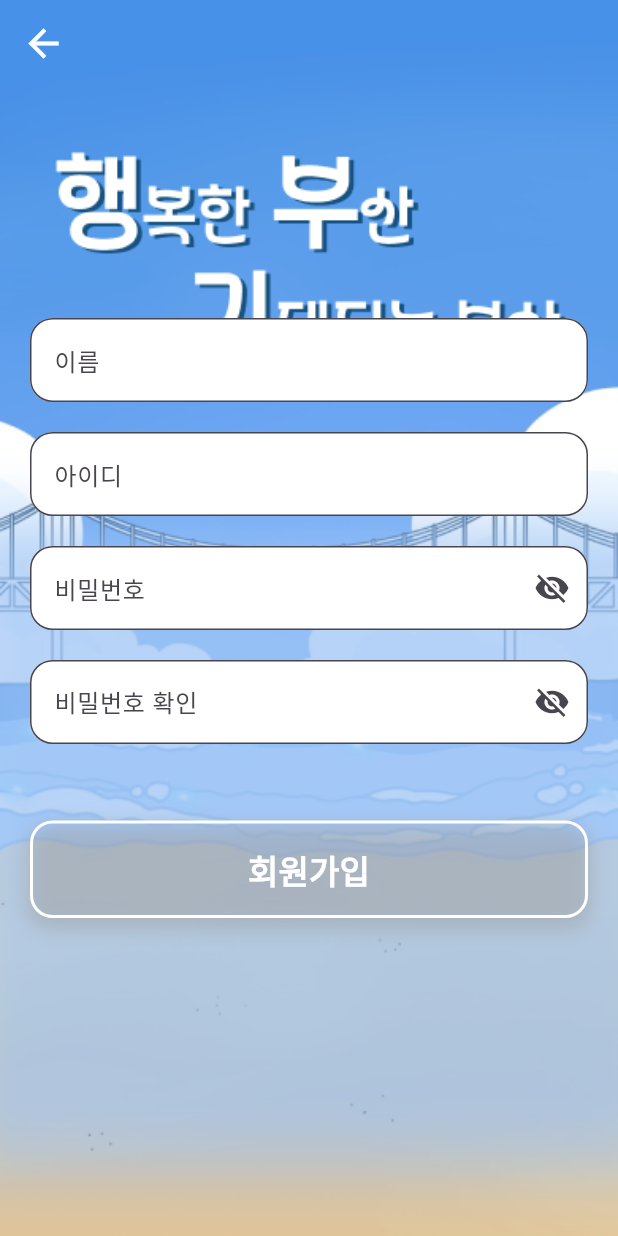
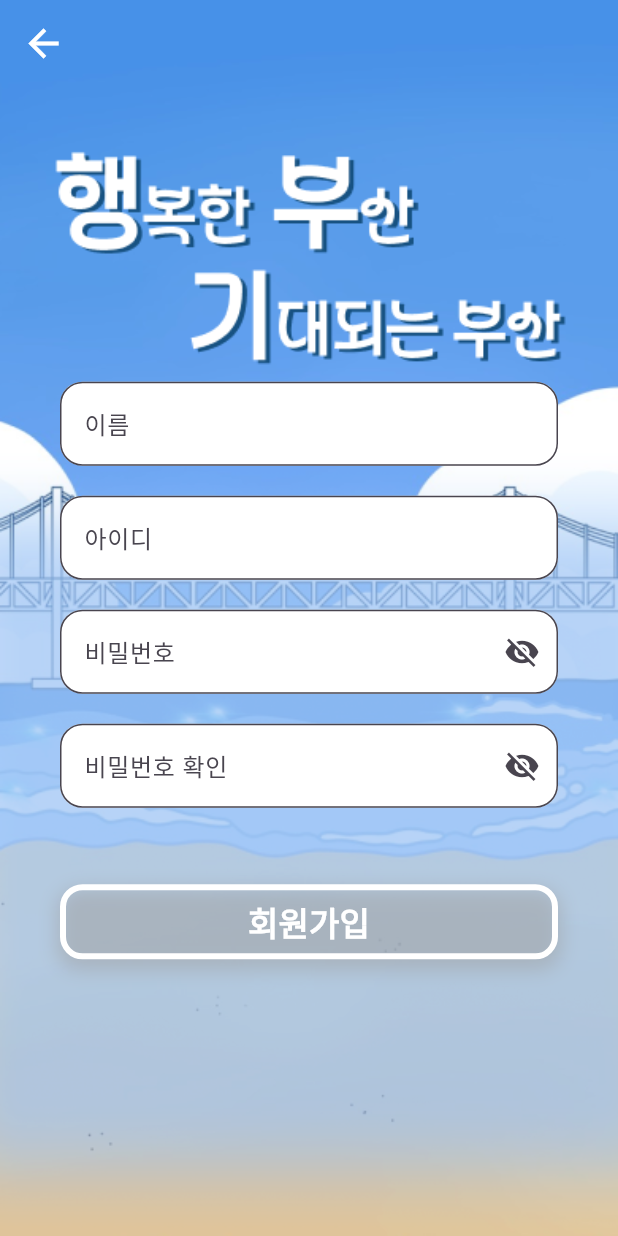
Before and after one commit to junseok42/dive2024, a Flutter app: the screen it shows after launch, after a tap on "회원가입", on a phone screen of 412 x 824 dp. Run offline on Flutter 3.47's test engine with Material 3 defaults, Android fonts, the phone set to English and light mode, and no system bars; our stand-ins replace flutter_dotenv, get, shared_preferences; network calls fail.

Commit message:
login, signup 디테일 수정

```diff
--- a/frontend/lib/router/main_router.dart
+++ b/frontend/lib/router/main_router.dart
@@ -1,5 +1,5 @@
 import 'package:flutter/material.dart';
-import 'package:frontend/view/loading_page/loading_page_page.dart';
+import 'package:frontend/view/no_use/loading_page_page.dart';
 import 'package:frontend/view/login_page/login_page.dart';
 import 'package:frontend/view/login_page/myinfo_page.dart';
 import 'package:frontend/view/login_page/signup_page.dart';
--- a/frontend/lib/view/login_page/login_page.dart
+++ b/frontend/lib/view/login_page/login_page.dart
@@ -8,12 +8,11 @@ class LoginPageView extends StatelessWidget {
 
   @override
   Widget build(BuildContext context) {
-    final double statusBarHeight = MediaQuery.of(context).padding.top;
     precacheImage(AssetImage('assets/photo/login_image.png'), context);
 
     return Scaffold(
       backgroundColor: Colors.white,
-      resizeToAvoidBottomInset: true, // 키보드가 올라올 때 화면 자동 조정
+      resizeToAvoidBottomInset: false, // 키보드가 올라올 때 화면 자동 조정
       body: Stack(
         children: [
           // 배경 이미지 고정
@@ -23,26 +22,12 @@ class LoginPageView extends StatelessWidget {
                 image: DecorationImage(
                   image: AssetImage('assets/photo/login_image.png'),
                   alignment: Alignment.topCenter,
-                  fit: BoxFit.cover,
+                  fit: BoxFit.fitWidth,
                 ),
               ),
             ),
           ),
           // 뒤로 가기 버튼
-          Positioned(
-            top: statusBarHeight + 5, // 상단 여백 (상태바 고려)
-            left: 5, // 좌측 여백
-            child: IconButton(
-              icon: Icon(
-                (Icons.arrow_back),
-                color: Colors.white,
-                size: 30,
-              ),
-              onPressed: () {
-                Get.back(); // 뒤로 가기 동작
-              },
-            ),
-          ),
           // 다른 UI 요소를 스크롤 가능하게 설정
           ConstrainedBox(
             constraints: BoxConstraints(
@@ -50,11 +35,12 @@ class LoginPageView extends StatelessWidget {
             ),
             child: IntrinsicHeight(
               child: Padding(
-                padding: EdgeInsets.symmetric(horizontal: 20.0),
+                padding: EdgeInsets.symmetric(horizontal: 40.0),
                 child: Column(
                   mainAxisAlignment: MainAxisAlignment.center,
                   children: [
                     Spacer(), // 빈 공간 채우기
+                    SizedBox(height: 20),
                     TextField(
                       controller: controller.idTextController,
                       decoration: InputDecoration(
@@ -63,6 +49,10 @@ class LoginPageView extends StatelessWidget {
                         fillColor: Colors.white, // 텍스트 필드 배경색
                         border: OutlineInputBorder(
                           borderRadius: BorderRadius.circular(15.0),
+                          borderSide: BorderSide(
+                            color: Colors.white, // 기본 테두리 색상
+                            width: 1.0, // 테두리 두께
+                          ),
                         ),
                       ),
                     ),
@@ -77,6 +67,10 @@ class LoginPageView extends StatelessWidget {
                             fillColor: Colors.white,
                             border: OutlineInputBorder(
                               borderRadius: BorderRadius.circular(15.0),
+                              borderSide: BorderSide(
+                                color: Colors.white, // 기본 테두리 색상
+                                width: 1.0, // 테두리 두께
+                              ),
                             ),
                             suffixIcon: IconButton(
                               icon: Icon(
@@ -107,6 +101,7 @@ class LoginPageView extends StatelessWidget {
                               color: Colors.white,
                               fontSize: 16,
                               decoration: TextDecoration.underline,
+                              decorationColor: Colors.white,
                             ),
                           ),
                         ),
@@ -127,7 +122,7 @@ class LoginPageView extends StatelessWidget {
 Widget loginButton(LoginController controller) {
   return SizedBox(
     width: double.infinity, // 버튼이 가로 전체 차지
-    height: 65,
+    height: 50,
     child: Container(
       decoration: BoxDecoration(
         borderRadius: BorderRadius.circular(15.0), // 버튼의 모서리를 둥글게 설정
@@ -148,8 +143,8 @@ Widget loginButton(LoginController controller) {
           shape: RoundedRectangleBorder(
             borderRadius: BorderRadius.circular(15.0), // 테두리 둥글게
           ),
-          side: BorderSide(color: Colors.white, width: 2.0), // 흰색 테두리
-          padding: EdgeInsets.symmetric(horizontal: 24.0, vertical: 15.0),
+          side: BorderSide(color: Colors.white, width: 4.0), // 흰색 테두리
+          padding: EdgeInsets.symmetric(horizontal: 24.0, vertical: 5.0),
           backgroundColor: Colors.transparent, // 배경 투명
         ),
         child: Text(
--- a/frontend/lib/view/login_page/signup_page.dart
+++ b/frontend/lib/view/login_page/signup_page.dart
@@ -50,11 +50,12 @@ class SignUpPage extends StatelessWidget {
             ),
             child: IntrinsicHeight(
               child: Padding(
-                padding: EdgeInsets.symmetric(horizontal: 20.0),
+                padding: EdgeInsets.symmetric(horizontal: 40.0),
                 child: Column(
                   mainAxisAlignment: MainAxisAlignment.center,
                   children: [
                     Spacer(), // 빈 공간 채우기
+                    SizedBox(height: 70),
                     TextField(
                       controller: controller.nameTextController,
                       decoration: InputDecoration(
@@ -63,6 +64,10 @@ class SignUpPage extends StatelessWidget {
                         fillColor: Colors.white, // 텍스트 필드 배경색
                         border: OutlineInputBorder(
                           borderRadius: BorderRadius.circular(15.0),
+                          borderSide: BorderSide(
+                            color: Colors.white, // 기본 테두리 색상
+                            width: 1.0, // 테두리 두께
+                          ),
                         ),
                       ),
                     ),
@@ -75,6 +80,10 @@ class SignUpPage extends StatelessWidget {
                         fillColor: Colors.white, // 텍스트 필드 배경색
                         border: OutlineInputBorder(
                           borderRadius: BorderRadius.circular(15.0),
+                          borderSide: BorderSide(
+                            color: Colors.white, // 기본 테두리 색상
+                            width: 1.0, // 테두리 두께
+                          ),
                         ),
                       ),
                     ),
@@ -89,6 +98,10 @@ class SignUpPage extends StatelessWidget {
                             fillColor: Colors.white,
                             border: OutlineInputBorder(
                               borderRadius: BorderRadius.circular(15.0),
+                              borderSide: BorderSide(
+                                color: Colors.white, // 기본 테두리 색상
+                                width: 1.0, // 테두리 두께
+                              ),
                             ),
                             suffixIcon: IconButton(
                               icon: Icon(
@@ -114,6 +127,10 @@ class SignUpPage extends StatelessWidget {
                             fillColor: Colors.white,
                             border: OutlineInputBorder(
                               borderRadius: BorderRadius.circular(15.0),
+                              borderSide: BorderSide(
+                                color: Colors.white, // 기본 테두리 색상
+                                width: 1.0, // 테두리 두께
+                              ),
                             ),
                             suffixIcon: IconButton(
                               icon: Icon(
@@ -136,7 +153,7 @@ class SignUpPage extends StatelessWidget {
                           style: TextStyle(color: Colors.red),
                         )),
                     SizedBox(height: 10),
-                    loginButton(controller), // 회원가입 버튼 추가
+                    signupButton(controller), // 회원가입 버튼 추가
                     Spacer(), // 아래쪽 빈 공간 채우기
                   ],
                 ),
@@ -149,10 +166,10 @@ class SignUpPage extends StatelessWidget {
   }
 }
 
-Widget loginButton(SignupController controller) {
+Widget signupButton(SignupController controller) {
   return SizedBox(
     width: double.infinity, // 버튼이 가로 전체 차지
-    height: 65,
+    height: 50,
     child: Container(
       decoration: BoxDecoration(
         borderRadius: BorderRadius.circular(15.0), // 버튼의 모서리를 둥글게 설정
@@ -175,8 +192,8 @@ Widget loginButton(SignupController controller) {
           shape: RoundedRectangleBorder(
             borderRadius: BorderRadius.circular(15.0), // 테두리 둥글게
           ),
-          side: BorderSide(color: Colors.white, width: 2.0), // 흰색 테두리
-          padding: EdgeInsets.symmetric(horizontal: 24.0, vertical: 15.0),
+          side: BorderSide(color: Colors.white, width: 4.0), // 흰색 테두리
+          padding: EdgeInsets.symmetric(horizontal: 24.0, vertical: 5.0),
           backgroundColor: Colors.transparent, // 배경 투명
         ),
         child: Text(
--- a/frontend/lib/view/loading_page/loading_page_page.dart
+++ b/frontend/lib/view/no_use/loading_page_page.dart
@@ -1,7 +1,7 @@
 import 'package:flutter/material.dart';
 import 'dart:async';
 
-import 'package:frontend/view/main_page/main_page.dart';
+import 'package:frontend/view/no_use/main_page.dart';
 
 void main() {
   runApp(MyApp());
```
Also changed, not shown: frontend/lib/view/no_use/login_button_page.dart (renamed from frontend/lib/view/login_page/login_button_page.dart), frontend/lib/view/no_use/main_page.dart (renamed from frontend/lib/view/main_page/main_page.dart).
